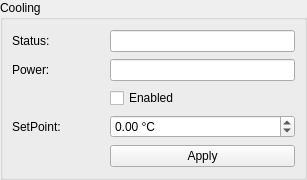
This is pyobs_gui/qt/widgetcooling.ui in pyobs/pyobs-gui as Qt 5 draws it before an edit. The edited form follows.
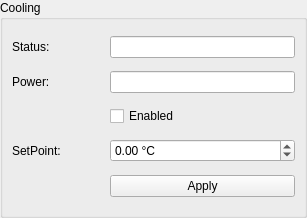
This is the edited form.

```diff
--- a/pyobs_gui/qt/widgetcooling.ui
+++ b/pyobs_gui/qt/widgetcooling.ui
@@ -7,7 +7,7 @@
     <x>0</x>
     <y>0</y>
     <width>307</width>
-    <height>180</height>
+    <height>218</height>
    </rect>
   </property>
   <property name="windowTitle">
```
